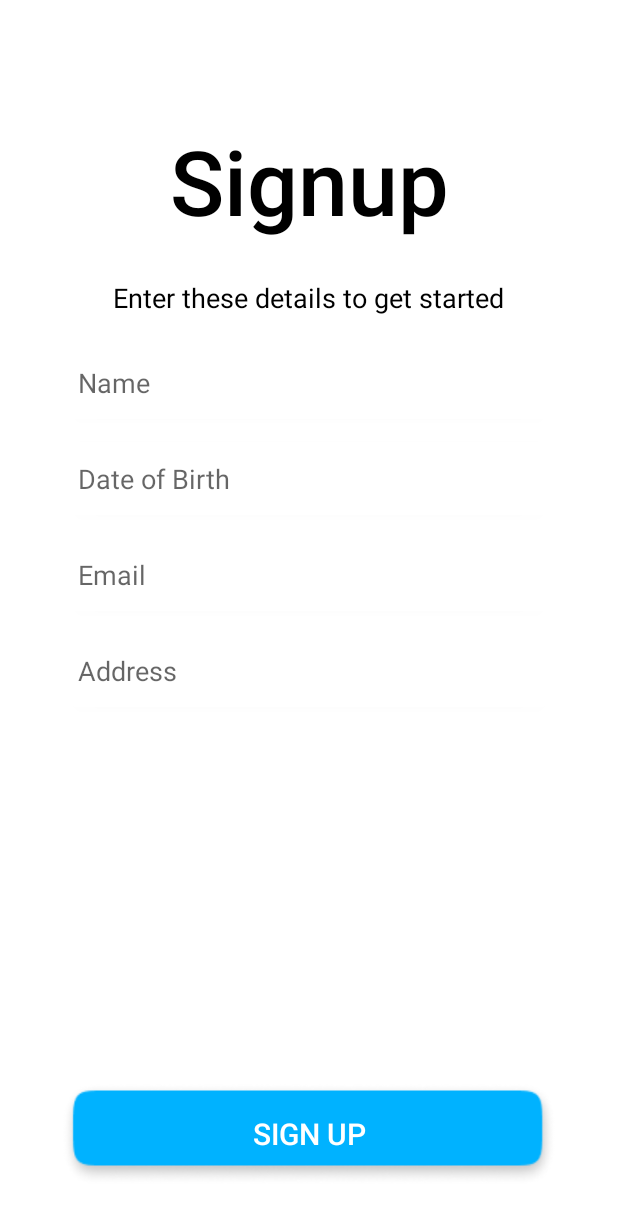
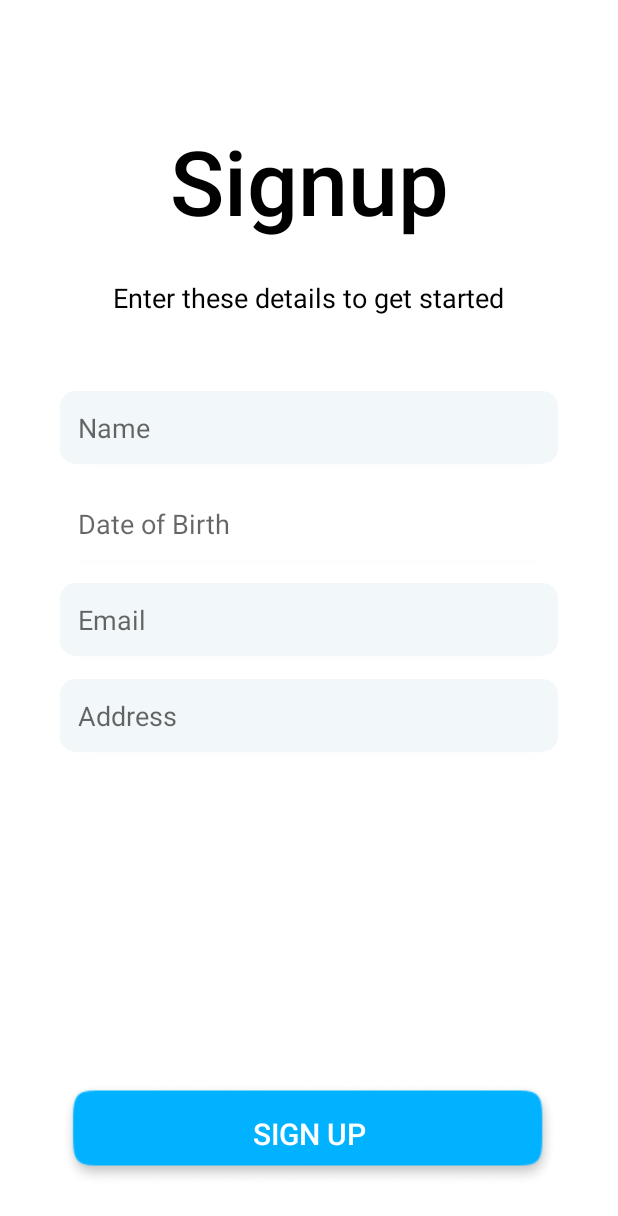
Before and after one commit to Bharathvaidhyaselvan/Pure-ecommerce, an Android app: the SignUpActivity screen opened directly, with no data from a screen before it, on a phone screen of 412 x 824 dp. Shown: the top 1216 px of the screen. Run offline under Robolectric (Android 15) with nearby library versions, the light colour scheme and no system bars.

Commit message:
22' May 2024 - init

```diff
--- a/app/src/main/res/layout/activity_signup.xml
+++ b/app/src/main/res/layout/activity_signup.xml
@@ -46,7 +46,7 @@
         android:layout_height="wrap_content"
         android:autofillHints=""
         android:orientation="vertical"
-        android:paddingTop="20dp"
+        android:paddingTop="50dp"
         android:layout_marginHorizontal="20dp"
         app:layout_constraintTop_toBottomOf="@id/signupdescription"
         app:layout_constraintStart_toStartOf="parent"
@@ -59,7 +59,7 @@
             android:layout_marginHorizontal="20dp"
             app:cardCornerRadius="10dp"
             android:layout_marginBottom="15dp"
-            app:cardBackgroundColor="@color/white"
+            app:cardBackgroundColor="@color/BlueWhite"
             app:layout_constraintTop_toBottomOf="@id/signupdescription"
             app:layout_constraintStart_toStartOf="parent"
             app:layout_constraintEnd_toEndOf="parent">
@@ -95,7 +95,7 @@
                 android:hint="Date of Birth"
                 android:inputType="date"
                 android:padding="12dp"
-                android:textColor="@color/black"
+                android:textColor="@color/BlueWhite"
                 android:textSize="18sp"
                 android:background="@android:color/transparent"
                 android:clickable="true"
@@ -110,7 +110,7 @@
             android:layout_marginHorizontal="20dp"
             app:cardCornerRadius="10dp"
             android:layout_marginBottom="15dp"
-            app:cardBackgroundColor="@color/white"
+            app:cardBackgroundColor="@color/BlueWhite"
             app:layout_constraintTop_toBottomOf="@id/dobEditText"
             app:layout_constraintStart_toStartOf="parent"
             app:layout_constraintEnd_toEndOf="parent">
@@ -134,7 +134,7 @@
             android:layout_marginHorizontal="20dp"
             app:cardCornerRadius="10dp"
             android:layout_marginBottom="15dp"
-            app:cardBackgroundColor="@color/white"
+            app:cardBackgroundColor="@color/BlueWhite"
             app:layout_constraintTop_toBottomOf="@id/emailEditText"
             app:layout_constraintStart_toStartOf="parent"
             app:layout_constraintEnd_toEndOf="parent">
--- a/app/src/main/res/values/colors.xml
+++ b/app/src/main/res/values/colors.xml
@@ -2,4 +2,5 @@
 <resources>
     <color name="black">#FF000000</color>
     <color name="white">#FFFFFFFF</color>
+    <color name="BlueWhite">#F2F7F9</color>
 </resources>
```
